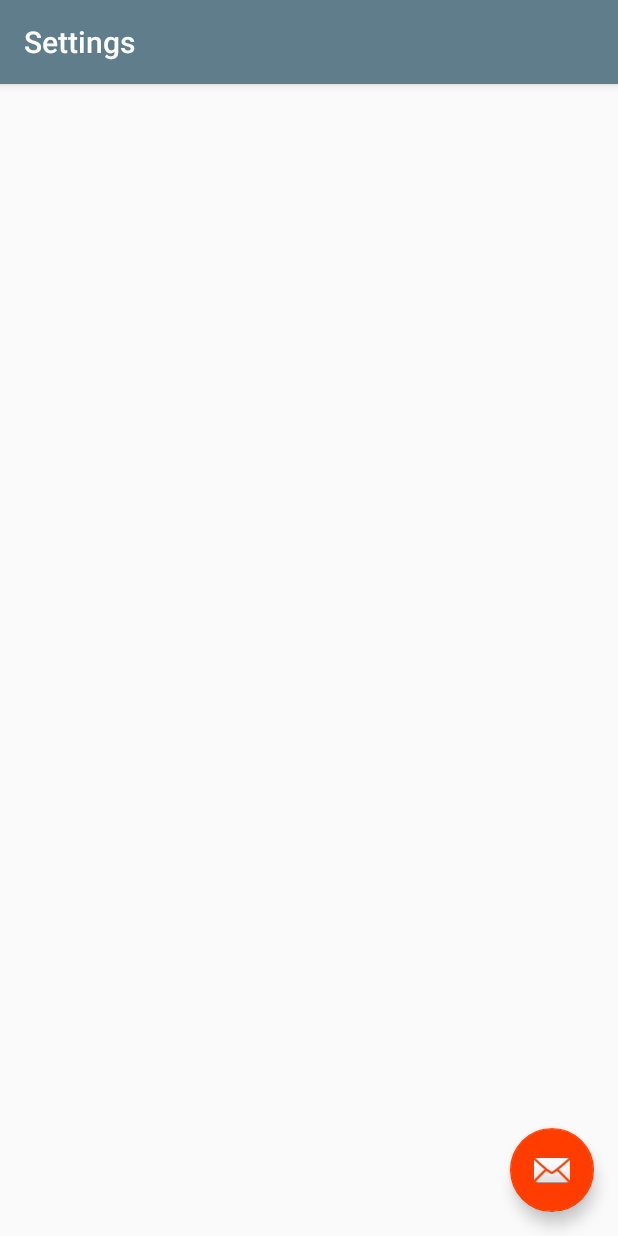
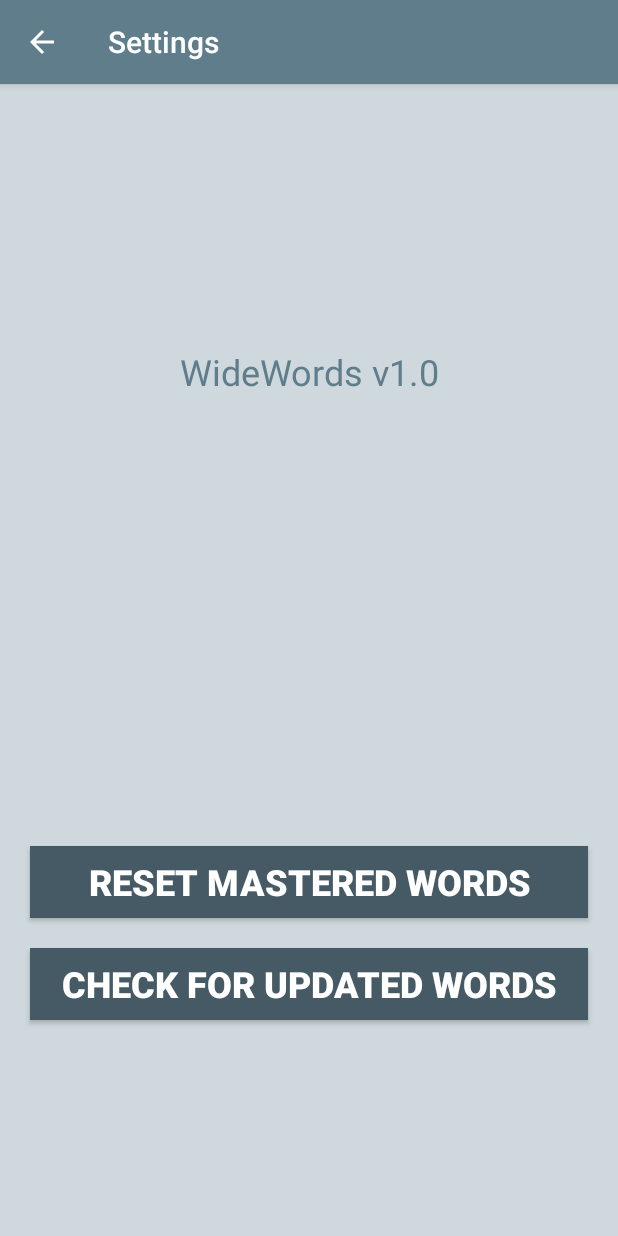
Before and after one commit to rustynailor/wide-words, an Android app: the SettingsActivity screen opened directly, with no data from a screen before it, on a phone screen of 412 x 824 dp. Run offline under Robolectric (Android 15) with nearby library versions, the phone set to English and light mode, and no system bars.

Commit message:
settings activity updated, working delete

```diff
--- a/app/src/main/java/uk/co/rustynailor/widewords/SettingsActivity.java
+++ b/app/src/main/java/uk/co/rustynailor/widewords/SettingsActivity.java
@@ -1,29 +1,51 @@
 package uk.co.rustynailor.widewords;
 
+import android.content.Context;
 import android.os.Bundle;
 import android.support.design.widget.FloatingActionButton;
 import android.support.design.widget.Snackbar;
 import android.support.v7.app.AppCompatActivity;
 import android.support.v7.widget.Toolbar;
 import android.view.View;
+import android.widget.Button;
+import android.widget.Toast;
+
+import uk.co.rustynailor.widewords.utilities.QuizManager;
 
 public class SettingsActivity extends AppCompatActivity {
+
+    private Context mContext;
 
     @Override
     protected void onCreate(Bundle savedInstanceState) {
         super.onCreate(savedInstanceState);
+        mContext = this;
         setContentView(R.layout.activity_settings);
         Toolbar toolbar = (Toolbar) findViewById(R.id.toolbar);
         setSupportActionBar(toolbar);
+        getSupportActionBar().setDisplayHomeAsUpEnabled(true);
 
-        FloatingActionButton fab = (FloatingActionButton) findViewById(R.id.fab);
-        fab.setOnClickListener(new View.OnClickListener() {
+        Button resetDatabase = (Button) findViewById(R.id.reset_words);
+        resetDatabase.setOnClickListener(new View.OnClickListener() {
             @Override
             public void onClick(View view) {
-                Snackbar.make(view, "Replace with your own action", Snackbar.LENGTH_LONG)
-                        .setAction("Action", null).show();
+                QuizManager quizManager = new QuizManager();
+                quizManager.resetCounts(mContext);
+                int duration = Toast.LENGTH_SHORT;
+                Toast toast = Toast.makeText(mContext, "Word counts reset.", duration);
+                toast.show();
             }
         });
+
+        Button downloadNewData = (Button) findViewById(R.id.download_words);
+        downloadNewData.setOnClickListener(new View.OnClickListener() {
+            @Override
+            public void onClick(View view) {
+                //TODO
+            }
+        });
+
+
     }
 
 }
--- /dev/null
+++ b/app/src/main/res/drawable/ww_button_background.xml
@@ -0,0 +1,6 @@
+<?xml version="1.0" encoding="utf-8"?>
+<selector xmlns:android="http://schemas.android.com/apk/res/android">
+    <item android:state_pressed="true"
+          android:drawable="@color/colorPrimary" />
+    <item android:drawable="@color/colorPrimaryDark" />
+</selector>
--- a/app/src/main/res/layout/activity_settings.xml
+++ b/app/src/main/res/layout/activity_settings.xml
@@ -22,14 +22,69 @@
 
     </android.support.design.widget.AppBarLayout>
 
-    <include layout="@layout/content_settings"/>
+    <LinearLayout
+        android:layout_marginTop="?attr/actionBarSize"
+        android:layout_width="match_parent"
+        android:layout_height="match_parent"
+        android:orientation="vertical"
+        android:background="@color/colorPrimaryLight">
 
-    <android.support.design.widget.FloatingActionButton
-        android:id="@+id/fab"
-        android:layout_width="wrap_content"
-        android:layout_height="wrap_content"
-        android:layout_gravity="bottom|end"
-        android:layout_margin="@dimen/fab_margin"
-        app:srcCompat="@android:drawable/ic_dialog_email"/>
+        <FrameLayout
+            android:layout_width="match_parent"
+            android:layout_height="0dp"
+            android:layout_weight="15">
+
+            <TextView
+                android:layout_width="match_parent"
+                android:layout_height="match_parent"
+                android:id="@+id/word_container"
+                android:textColor="@color/colorPrimary"
+                android:textSize="24sp"
+                android:textStyle="normal"
+                android:gravity="center"
+                android:text="@string/widewords_v1_0"
+                android:layout_marginStart="10dp"
+                android:layout_marginEnd="10dp"/>
+        </FrameLayout>
+
+
+        <LinearLayout
+            android:layout_width="match_parent"
+            android:layout_height="0dp"
+            android:layout_weight="15"
+            android:orientation="vertical"
+            android:gravity="center">
+
+            <Button
+                android:layout_width="match_parent"
+                android:layout_height="wrap_content"
+                android:layout_marginStart="20dp"
+                android:layout_marginEnd="20dp"
+                android:textSize="24sp"
+                android:background="@drawable/ww_button_background"
+                android:textColor="@android:color/white"
+                android:textStyle="bold"
+                android:id="@+id/reset_words"
+                android:text="@string/reset_mastered_words"
+                android:layout_marginBottom="20dp"/>
+
+            <Button
+                android:layout_width="match_parent"
+                android:layout_height="wrap_content"
+                android:layout_marginStart="20dp"
+                android:layout_marginEnd="20dp"
+                android:background="@drawable/ww_button_background"
+                android:textColor="@android:color/white"
+                android:textSize="24sp"
+                android:textStyle="bold"
+                android:id="@+id/download_words"
+                android:text="@string/check_for_updated_words"
+                android:layout_marginBottom="20dp"
+               />
+
+
+        </LinearLayout>
+    </LinearLayout>
+
 
 </android.support.design.widget.CoordinatorLayout>
--- a/app/src/main/res/values/strings.xml
+++ b/app/src/main/res/values/strings.xml
@@ -32,4 +32,7 @@
         <![CDATA[<br /><br />You are well on the way to becoming a fully fledged sesquipedalian.]]></string>
     <string name="so_far_you_have_mastered">So far you have mastered</string>
     <string name="words">words</string>
+    <string name="widewords_v1_0">WideWords v1.0</string>
+    <string name="reset_mastered_words">Reset mastered words</string>
+    <string name="check_for_updated_words">Check for updated words</string>
 </resources>
```
Also changed, not shown: app/src/main/res/layout/activity_quiz.xml (+0 -71 lines).
